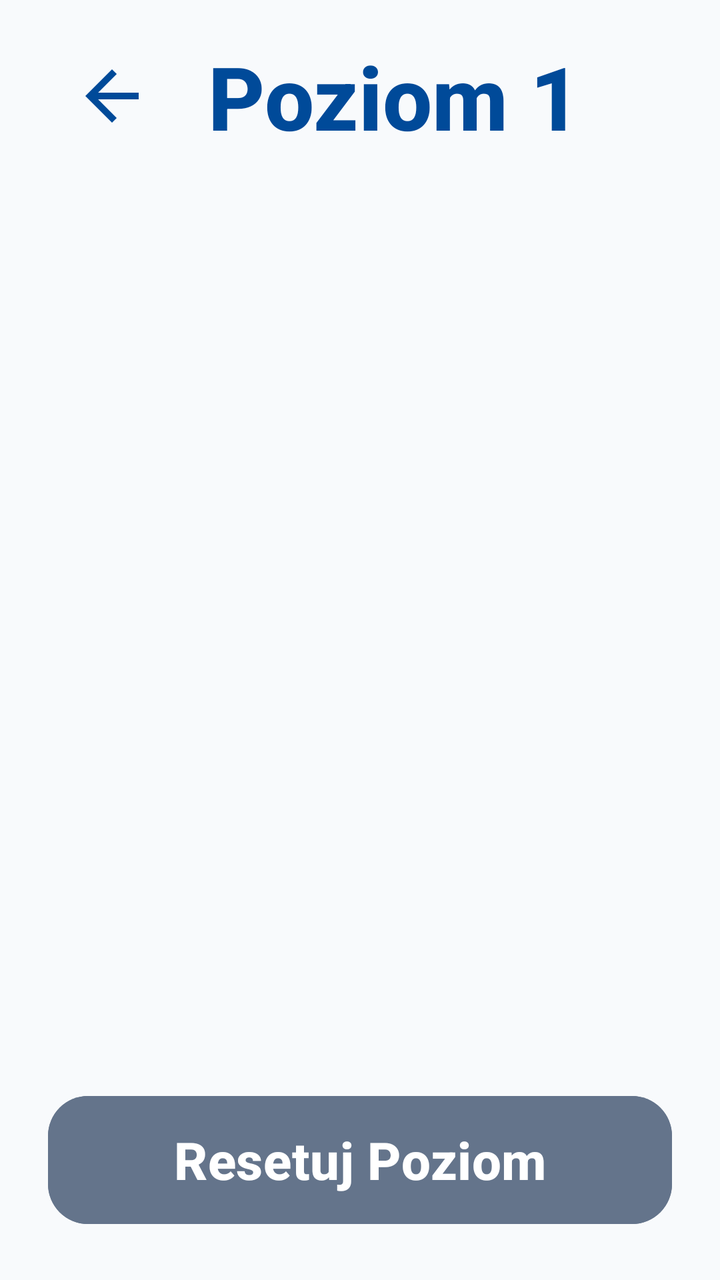
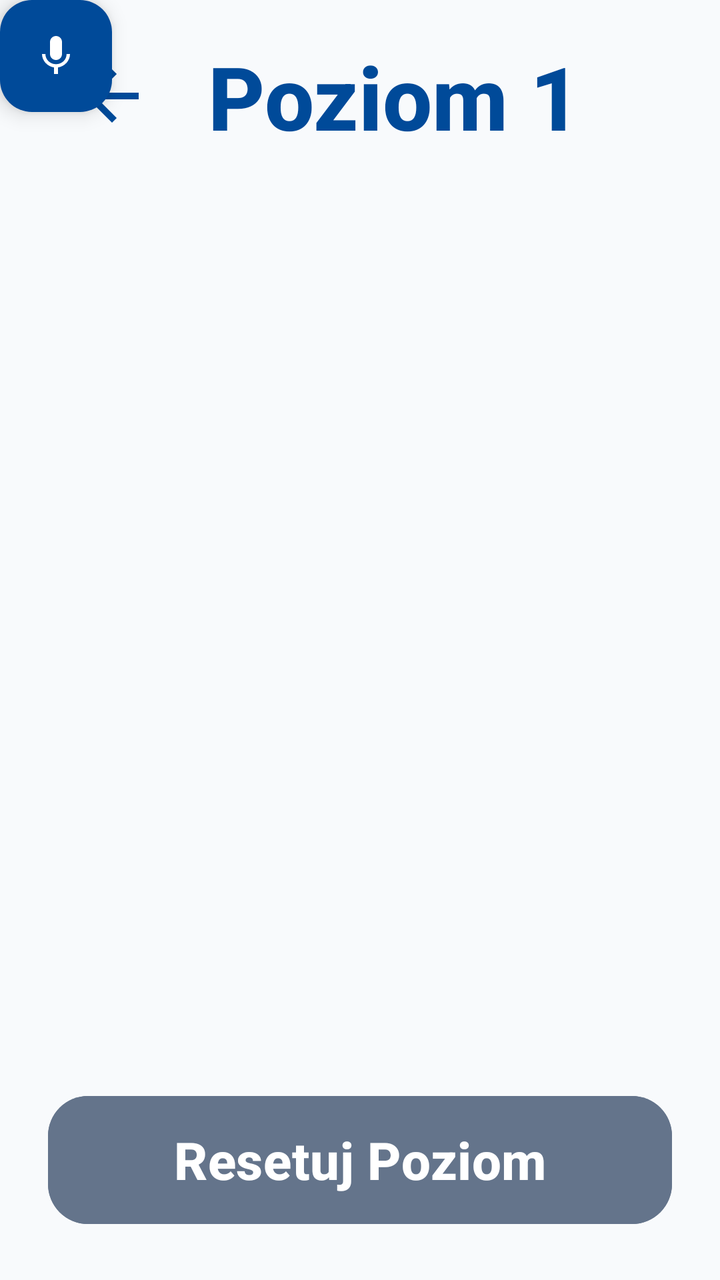

Screens rendered from an Android XML layout before and after an edit, with the pre-edit source and the edit as a unified diff.
<!-- AndroidManifest.xml: application theme Theme.Fitnessapp -->
<!-- res/layout/activity_liquid_sort.xml -->
<?xml version="1.0" encoding="utf-8"?>
<androidx.constraintlayout.widget.ConstraintLayout xmlns:android="http://schemas.android.com/apk/res/android"
 xmlns:app="http://schemas.android.com/apk/res-auto"
 android:layout_width="match_parent"
 android:layout_height="match_parent"
 android:background="#F8FAFC">

 
 <LinearLayout
 android:id="@+id/header"
 android:layout_width="match_parent"
 android:layout_height="wrap_content"
 android:orientation="horizontal"
 android:paddingHorizontal="24dp"
 android:paddingTop="16dp"
 android:gravity="center_vertical"
 app:layout_constraintTop_toTopOf="parent">

 <ImageButton
 android:id="@+id/btn_back"
 android:layout_width="64dp"
 android:layout_height="64dp"
 android:background="?android:attr/selectableItemBackgroundBorderless"
 android:src="@drawable/ic_back"
 app:tint="#004A99"
 android:scaleType="fitCenter"
 android:padding="12dp" />

 <LinearLayout
 android:layout_width="0dp"
 android:layout_height="wrap_content"
 android:layout_weight="1"
 android:orientation="vertical"
 android:layout_marginStart="16dp">

 <TextView
 android:id="@+id/tv_level"
 android:layout_width="match_parent"
 android:layout_height="wrap_content"
 android:text="Poziom 1"
 android:textColor="#004A99"
 android:textSize="44sp"
 android:textStyle="bold" />
 </LinearLayout>
 </LinearLayout>

 
 <GridLayout
 android:id="@+id/gl_tubes"
 android:layout_width="match_parent"
 android:layout_height="0dp"
 android:layout_marginHorizontal="8dp"
 android:layout_marginVertical="4dp"
 android:columnCount="3"
 android:alignmentMode="alignMargins"
 android:columnOrderPreserved="false"
 app:layout_constraintTop_toBottomOf="@id/header"
 app:layout_constraintBottom_toTopOf="@id/controls" />

 
 <LinearLayout
 android:id="@+id/controls"
 android:layout_width="match_parent"
 android:layout_height="wrap_content"
 android:orientation="vertical"
 android:paddingHorizontal="24dp"
 android:paddingVertical="12dp"
 app:layout_constraintBottom_toBottomOf="parent">

 <Button
 android:id="@+id/btn_reset"
 android:layout_width="match_parent"
 android:layout_height="72dp"
 android:layout_marginBottom="12dp"
 android:backgroundTint="#64748B"
 android:text="Resetuj Poziom"
 android:textColor="#FFFFFF"
 android:textSize="26sp"
 android:textStyle="bold"
 app:cornerRadius="20dp" />

 <Button
 android:id="@+id/btn_next"
 android:layout_width="match_parent"
 android:layout_height="72dp"
 android:backgroundTint="#059669"
 android:text="Następny Poziom"
 android:textColor="#FFFFFF"
 android:textSize="26sp"
 android:textStyle="bold"
 android:visibility="gone"
 app:cornerRadius="20dp" />
 </LinearLayout>

</androidx.constraintlayout.widget.ConstraintLayout>
<!-- resources referenced by this layout -->
<resources>
  <!-- drawable ic_back (drawable) -->
  <vector xmlns:android="http://schemas.android.com/apk/res/android"
      android:width="24dp"
      android:height="24dp"
      android:viewportWidth="24"
      android:viewportHeight="24">
      <path
          android:fillColor="#000000"
          android:pathData="M20,11H7.83l5.59,-5.59L12,4l-8,8 8,8 1.41,-1.41L7.83,13H20v-2z"/>
  </vector>
  <style name="Theme.Fitnessapp" parent="Base.Theme.Fitnessapp" />
  <style name="Base.Theme.Fitnessapp" parent="Theme.Material3.Light.NoActionBar">
          
          <item name="android:fontFamily">sans-serif-medium</item>
          <item name="android:textAllCaps">false</item>
          <item name="android:textColor">#0F172A</item>
          <item name="android:windowBackground">#F8FAFC</item>
      </style>
</resources>

<!-- the commit's change to res/layout/activity_liquid_sort.xml (unified diff, before → after) -->
@@ -92,4 +92,15 @@
  app:cornerRadius="20dp" />
  </LinearLayout>
 
+ <com.google.android.material.floatingactionbutton.FloatingActionButton
+ android:id="@+id/fab_mic"
+ android:layout_width="wrap_content"
+ android:layout_height="wrap_content"
+ android:layout_margin="16dp"
+ android:src="@drawable/ic_mic"
+ app:tint="@color/white"
+ app:backgroundTint="#004A99"
+ app:fabSize="normal"
+ android:layout_gravity="bottom|end" />
+
 </androidx.constraintlayout.widget.ConstraintLayout>
<!-- resource entries referenced after the edit -->
@@ -1,5 +1,6 @@
 <!-- resources referenced by this layout -->
 <resources>
+  <color name="white">#FFFFFFFF</color>
   <!-- drawable ic_back (drawable) -->
   <vector xmlns:android="http://schemas.android.com/apk/res/android"
       android:width="24dp"
@@ -9,6 +10,16 @@
       <path
           android:fillColor="#000000"
           android:pathData="M20,11H7.83l5.59,-5.59L12,4l-8,8 8,8 1.41,-1.41L7.83,13H20v-2z"/>
+  </vector>
+  <!-- drawable ic_mic (drawable) -->
+  <vector xmlns:android="http://schemas.android.com/apk/res/android"
+      android:width="24dp"
+      android:height="24dp"
+      android:viewportWidth="24"
+      android:viewportHeight="24">
+      <path
+          android:fillColor="#1A5DFF"
+          android:pathData="M12,14c1.66,0 3,-1.34 3,-3V5c0,-1.66 -1.34,-3 -3,-3S9,3.34 9,5v6C9,12.66 10.34,14 12,14zM17.3,11c0,3 -2.54,5.1 -5.3,5.1S6.7,14 6.7,11H5c0,3.41 2.72,6.23 6,6.72V21h2v-3.28c3.28,-0.49 6,-3.31 6,-6.72H17.3z"/>
   </vector>
   <style name="Theme.Fitnessapp" parent="Base.Theme.Fitnessapp" />
   <style name="Base.Theme.Fitnessapp" parent="Theme.Material3.Light.NoActionBar">
